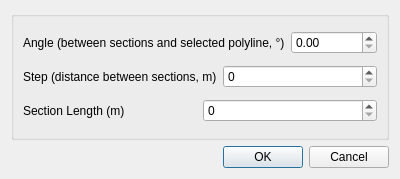
Old version of the form qThrowMeasurement/ui/atmdialog.ui in the repository evaristelegallois/ATMplugin.
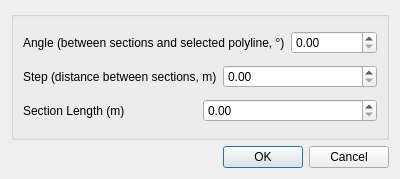
New version of the form.

What changed in the file:
```diff
--- a/qThrowMeasurement/ui/atmdialog.ui
+++ b/qThrowMeasurement/ui/atmdialog.ui
@@ -68,7 +68,7 @@
          </widget>
         </item>
         <item>
-         <widget class="QSpinBox" name="secLength"/>
+         <widget class="QDoubleSpinBox" name="secLength"/>
         </item>
        </layout>
       </item>
@@ -82,7 +82,7 @@
          </widget>
         </item>
         <item>
-         <widget class="QSpinBox" name="step"/>
+         <widget class="QDoubleSpinBox" name="step"/>
         </item>
        </layout>
       </item>
```
